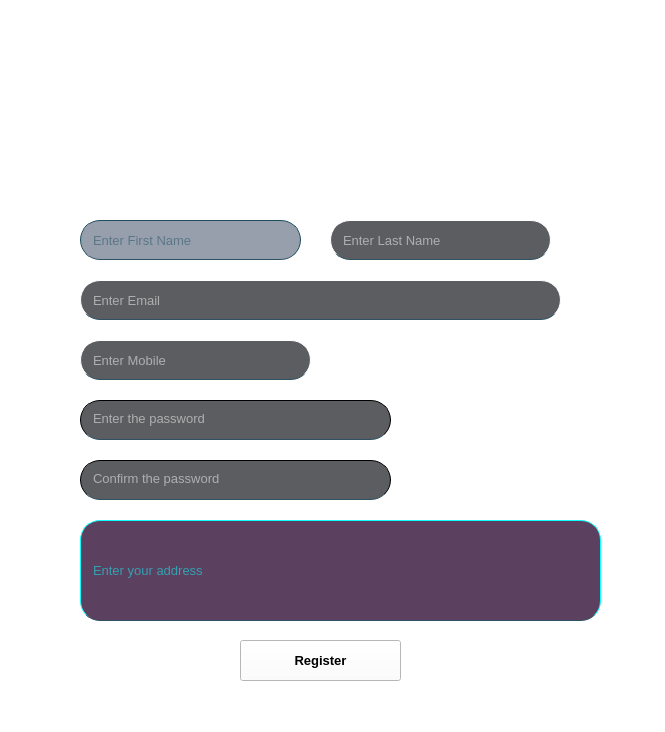
Qt form frontend/register.ui (rushii1192/covid-mgmt) before a commit.
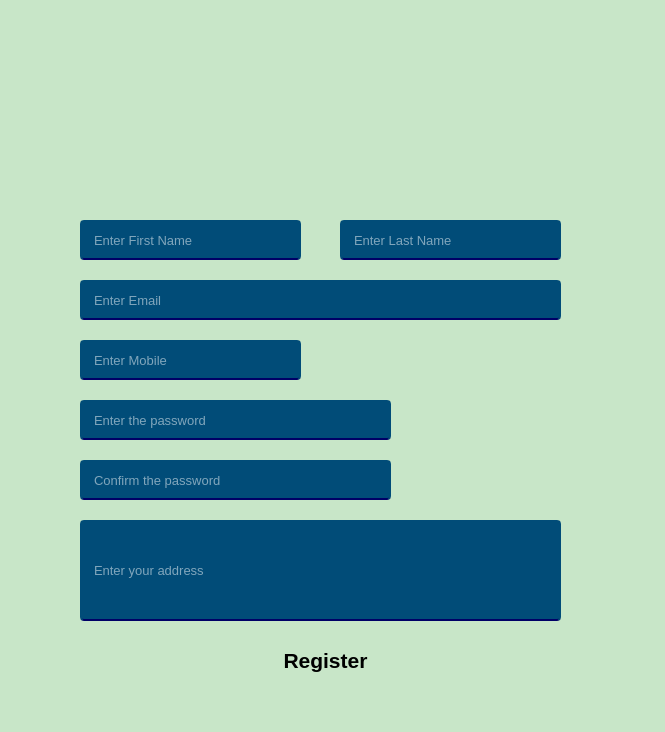
The same form after that commit. Icons and pictures are not drawn.

```diff
--- a/frontend/register.ui
+++ b/frontend/register.ui
@@ -14,7 +14,9 @@
    <string>RegisterWindow</string>
   </property>
   <property name="styleSheet">
-   <string notr="true">background-color: rgb(255, 255, 255);</string>
+   <string notr="true">background-color:rgb(200,230,200);
+border-radius:10px;
+</string>
   </property>
   <widget class="QWidget" name="centralwidget">
    <widget class="QLineEdit" name="firstName">
@@ -32,14 +34,12 @@
      </font>
     </property>
     <property name="styleSheet">
-     <string notr="true">background-color:rgb(151, 159, 173);
-color:rgb(30,78,95);
-border-radius:20px;
+     <string notr="true">background-color:rgb(1,76,120);
+color:rgb(255,255,255);
+border-radius:4px;
 padding-left:10px;
-border:1px solid rgba(f,f,f,f);
-border-bottom-color:rgba(46,82,101,255);
-padding-bottom-3px
-</string>
+border:2px solid rgb(1,76,120);
+border-bottom-color:rgb(0, 0, 102);</string>
     </property>
     <property name="placeholderText">
      <string>Enter First Name</string>
@@ -48,7 +48,7 @@
    <widget class="QLineEdit" name="lastName">
     <property name="geometry">
      <rect>
-      <x>330</x>
+      <x>340</x>
       <y>220</y>
       <width>221</width>
       <height>40</height>
@@ -60,13 +60,13 @@
      </font>
     </property>
     <property name="styleSheet">
-     <string notr="true">background-color:rgba(47,49,52,200);
+     <string notr="true">background-color:rgb(1,76,120);
 color:rgb(255,255,255);
-border-radius:20px;
+border-radius:4px;
 padding-left:10px;
-border:1px solid rgba(f,f,f,f);
-border-bottom-color:rgba(46,82,101,255);
-padding-bottom-3px
+border:2px solid rgb(1,76,120);
+border-bottom-color:rgb(0, 0, 102);
+
 </string>
     </property>
     <property name="placeholderText">
@@ -88,14 +88,12 @@
      </font>
     </property>
     <property name="styleSheet">
-     <string notr="true">background-color:rgba(47,49,52,200);
+     <string notr="true">background-color:rgb(1,76,120);
 color:rgb(255,255,255);
-border-radius:20px;
+border-radius:4px;
 padding-left:10px;
-border:1px solid rgba(f,f,f,f);
-border-bottom-color:rgba(46,82,101,255);
-padding-bottom-3px
-</string>
+border:2px solid rgb(1,76,120);
+border-bottom-color:rgb(0, 0, 102);</string>
     </property>
     <property name="placeholderText">
      <string>Enter Email</string>
@@ -106,7 +104,7 @@
      <rect>
       <x>80</x>
       <y>340</y>
-      <width>231</width>
+      <width>221</width>
       <height>40</height>
      </rect>
     </property>
@@ -116,14 +114,12 @@
      </font>
     </property>
     <property name="styleSheet">
-     <string notr="true">background-color:rgba(47,49,52,200);
+     <string notr="true">background-color:rgb(1,76,120);
 color:rgb(255,255,255);
-border-radius:20px;
+border-radius:4px;
 padding-left:10px;
-border:1px solid rgba(f,f,f,f);
-border-bottom-color:rgba(46,82,101,255);
-padding-bottom-3px
-</string>
+border:2px solid rgb(1,76,120);
+border-bottom-color:rgb(0, 0, 102);</string>
     </property>
     <property name="placeholderText">
      <string>Enter Mobile</string>
@@ -144,13 +140,12 @@
      </font>
     </property>
     <property name="styleSheet">
-     <string notr="true">background-color:rgba(47,49,52,200);
+     <string notr="true">background-color:rgb(1,76,120);
 color:rgb(255,255,255);
-border-radius:20px;
+border-radius:4px;
 padding-left:10px;
-border:1px solid rgba(0,0,0);
-border-bottom-color:rgba(46,82,101,255);
-padding-bottom:3px</string>
+border:2px solid rgb(1,76,120);
+border-bottom-color:rgb(0, 0, 102);</string>
     </property>
     <property name="echoMode">
      <enum>QLineEdit::Password</enum>
@@ -174,13 +169,12 @@
      </font>
     </property>
     <property name="styleSheet">
-     <string notr="true">background-color:rgba(47,49,52,200);
+     <string notr="true">background-color:rgb(1,76,120);
 color:rgb(255,255,255);
-border-radius:20px;
+border-radius:4px;
 padding-left:10px;
-border:1px solid rgba(0,0,0);
-border-bottom-color:rgba(46,82,101,255);
-padding-bottom:3px</string>
+border:2px solid rgb(1,76,120);
+border-bottom-color:rgb(0, 0, 102);</string>
     </property>
     <property name="echoMode">
      <enum>QLineEdit::Password</enum>
@@ -194,7 +188,7 @@
      <rect>
       <x>80</x>
       <y>520</y>
-      <width>521</width>
+      <width>481</width>
       <height>101</height>
      </rect>
     </property>
@@ -204,14 +198,12 @@
      </font>
     </property>
     <property name="styleSheet">
-     <string notr="true">background-color:rgba(47,12,52,200);
-color:rgb(11,255,255);
-border-radius:20px;
+     <string notr="true">background-color:rgb(1,76,120);
+color:rgb(255,255,255);
+border-radius:4px;
 padding-left:10px;
-border:1px solid rgba(f,f,f,f);
-border-bottom-color:rgba(46,82,101,255);
-padding-bottom-3px
-</string>
+border:2px solid rgb(1,76,120);
+border-bottom-color:rgb(0, 0, 102);</string>
     </property>
     <property name="placeholderText">
      <string>Enter your address</string>
@@ -222,13 +214,13 @@
      <rect>
       <x>240</x>
       <y>640</y>
-      <width>161</width>
+      <width>171</width>
       <height>41</height>
      </rect>
     </property>
     <property name="font">
      <font>
-      <pointsize>10</pointsize>
+      <pointsize>16</pointsize>
       <bold>true</bold>
      </font>
     </property>
@@ -250,9 +242,9 @@
    <widget class="QLabel" name="label">
     <property name="geometry">
      <rect>
-      <x>270</x>
+      <x>260</x>
       <y>50</y>
-      <width>151</width>
+      <width>121</width>
       <height>131</height>
      </rect>
     </property>
@@ -260,7 +252,103 @@
      <string/>
     </property>
     <property name="pixmap">
-     <pixmap>images/register.png</pixmap>
+     <pixmap>images/add_120px.png</pixmap>
+    </property>
+   </widget>
+   <widget class="QLabel" name="label_2">
+    <property name="geometry">
+     <rect>
+      <x>20</x>
+      <y>210</y>
+      <width>51</width>
+      <height>51</height>
+     </rect>
+    </property>
+    <property name="text">
+     <string/>
+    </property>
+    <property name="pixmap">
+     <pixmap>images/user_45px.png</pixmap>
+    </property>
+   </widget>
+   <widget class="QLabel" name="label_3">
+    <property name="geometry">
+     <rect>
+      <x>20</x>
+      <y>270</y>
+      <width>51</width>
+      <height>51</height>
+     </rect>
+    </property>
+    <property name="text">
+     <string/>
+    </property>
+    <property name="pixmap">
+     <pixmap>images/gmail_logo_45px.png</pixmap>
+    </property>
+   </widget>
+   <widget class="QLabel" name="label_4">
+    <property name="geometry">
+     <rect>
+      <x>20</x>
+      <y>330</y>
+      <width>51</width>
+      <height>51</height>
+     </rect>
+    </property>
+    <property name="text">
+     <string/>
+    </property>
+    <property name="pixmap">
+     <pixmap>images/add_phone_45px.png</pixmap>
+    </property>
+   </widget>
+   <widget class="QLabel" name="label_5">
+    <property name="geometry">
+     <rect>
+      <x>20</x>
+      <y>390</y>
+      <width>51</width>
+      <height>51</height>
+     </rect>
+    </property>
+    <property name="text">
+     <string/>
+    </property>
+    <property name="pixmap">
+     <pixmap>images/password_45px.png</pixmap>
+    </property>
+   </widget>
+   <widget class="QLabel" name="label_6">
+    <property name="geometry">
+     <rect>
+      <x>20</x>
+      <y>450</y>
+      <width>51</width>
+      <height>51</height>
+     </rect>
+    </property>
+    <property name="text">
+     <string/>
+    </property>
+    <property name="pixmap">
+     <pixmap>images/password_reset_45px.png</pixmap>
+    </property>
+   </widget>
+   <widget class="QLabel" name="label_7">
+    <property name="geometry">
+     <rect>
+      <x>20</x>
+      <y>520</y>
+      <width>51</width>
+      <height>51</height>
+     </rect>
+    </property>
+    <property name="text">
+     <string/>
+    </property>
+    <property name="pixmap">
+     <pixmap>images/address_45px.png</pixmap>
     </property>
    </widget>
   </widget>
```
Left out of the diff: 6 changed lines with no effect on the pictures.
